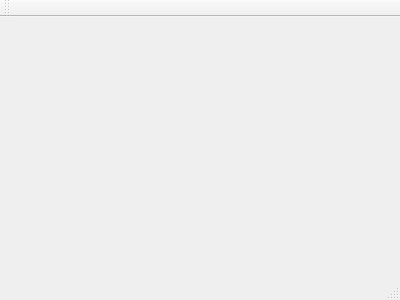
k3an3/InshtantMeshenger, file inshtant_meshenger/inshtant_meshenger_gui/mainwindow.ui: the form before one commit.
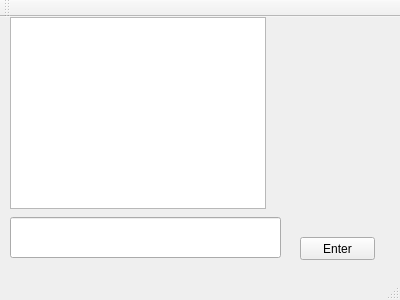
The form after the commit.

```diff
--- a/inshtant_meshenger/inshtant_meshenger_gui/mainwindow.ui
+++ b/inshtant_meshenger/inshtant_meshenger_gui/mainwindow.ui
@@ -12,13 +12,62 @@
   <property name="windowTitle" >
    <string>MainWindow</string>
   </property>
-  <widget class="QMenuBar" name="menuBar" />
-  <widget class="QToolBar" name="mainToolBar" />
-  <widget class="QWidget" name="centralWidget" />
-  <widget class="QStatusBar" name="statusBar" />
+  <widget class="QWidget" name="centralWidget">
+   <widget class="QPushButton" name="pushButton">
+    <property name="geometry">
+     <rect>
+      <x>300</x>
+      <y>220</y>
+      <width>75</width>
+      <height>23</height>
+     </rect>
+    </property>
+    <property name="text">
+     <string>Enter</string>
+    </property>
+   </widget>
+   <widget class="QTextBrowser" name="textBrowser">
+    <property name="geometry">
+     <rect>
+      <x>10</x>
+      <y>0</y>
+      <width>256</width>
+      <height>192</height>
+     </rect>
+    </property>
+   </widget>
+   <widget class="QLineEdit" name="lineEdit">
+    <property name="geometry">
+     <rect>
+      <x>10</x>
+      <y>200</y>
+      <width>271</width>
+      <height>41</height>
+     </rect>
+    </property>
+   </widget>
+  </widget>
+  <widget class="QMenuBar" name="menuBar">
+   <property name="geometry">
+    <rect>
+     <x>0</x>
+     <y>0</y>
+     <width>400</width>
+     <height>21</height>
+    </rect>
+   </property>
+  </widget>
+  <widget class="QToolBar" name="mainToolBar">
+   <attribute name="toolBarArea">
+    <enum>TopToolBarArea</enum>
+   </attribute>
+   <attribute name="toolBarBreak">
+    <bool>false</bool>
+   </attribute>
+  </widget>
+  <widget class="QStatusBar" name="statusBar"/>
  </widget>
- <layoutDefault spacing="6" margin="11" />
- <pixmapfunction></pixmapfunction>
+ <layoutdefault spacing="6" margin="11"/>
  <resources/>
  <connections/>
 </ui>
```
Left out of the diff: 10 changed lines with no effect on the pictures.
